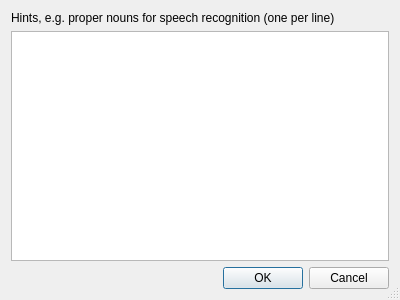
This is kynnconfigdlg.ui in allquixotic/kynnaugh-cc as Qt 5 draws it before an edit. The edited form follows.
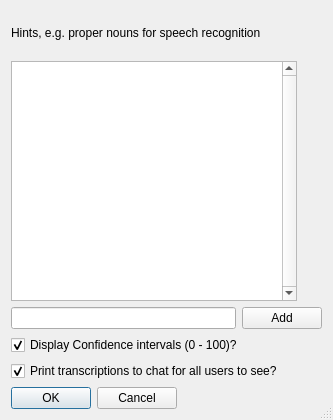
This is the edited form.

Commit message: Continue to work on GUI. DOESN'T COMPILE.

The edit to the form file:
```diff
--- a/kynnconfigdlg.ui
+++ b/kynnconfigdlg.ui
@@ -9,13 +9,16 @@
    <rect>
     <x>0</x>
     <y>0</y>
-    <width>400</width>
-    <height>300</height>
+    <width>333</width>
+    <height>420</height>
    </rect>
   </property>
   <property name="windowTitle">
    <string>Kynnaugh Plugin Settings</string>
   </property>
+  <property name="layoutDirection">
+   <enum>Qt::LeftToRight</enum>
+  </property>
   <property name="sizeGripEnabled">
    <bool>true</bool>
   </property>
@@ -23,18 +26,114 @@
    <bool>true</bool>
   </property>
   <layout class="QGridLayout" name="gridLayout">
-   <item row="1" column="0">
-    <widget class="QListView" name="listView">
-     <property name="sizeAdjustPolicy">
-      <enum>QAbstractScrollArea::AdjustToContents</enum>
-     </property>
-     <property name="resizeMode">
-      <enum>QListView::Adjust</enum>
-     </property>
-    </widget>
+   <item row="0" column="0">
+    <layout class="QVBoxLayout" name="verticalLayout">
+     <item>
+      <widget class="QLabel" name="label">
+       <property name="text">
+        <string>Hints, e.g. proper nouns for speech recognition</string>
+       </property>
+      </widget>
+     </item>
+     <item>
+      <widget class="QListView" name="listHints">
+       <property name="sizePolicy">
+        <sizepolicy hsizetype="MinimumExpanding" vsizetype="MinimumExpanding">
+         <horstretch>0</horstretch>
+         <verstretch>0</verstretch>
+        </sizepolicy>
+       </property>
+       <property name="minimumSize">
+        <size>
+         <width>286</width>
+         <height>240</height>
+        </size>
+       </property>
+       <property name="maximumSize">
+        <size>
+         <width>286</width>
+         <height>240</height>
+        </size>
+       </property>
+       <property name="lineWidth">
+        <number>1</number>
+       </property>
+       <property name="verticalScrollBarPolicy">
+        <enum>Qt::ScrollBarAlwaysOn</enum>
+       </property>
+       <property name="sizeAdjustPolicy">
+        <enum>QAbstractScrollArea::AdjustIgnored</enum>
+       </property>
+       <property name="autoScroll">
+        <bool>false</bool>
+       </property>
+       <property name="alternatingRowColors">
+        <bool>true</bool>
+       </property>
+       <property name="selectionBehavior">
+        <enum>QAbstractItemView::SelectRows</enum>
+       </property>
+       <property name="verticalScrollMode">
+        <enum>QAbstractItemView::ScrollPerItem</enum>
+       </property>
+       <property name="horizontalScrollMode">
+        <enum>QAbstractItemView::ScrollPerItem</enum>
+       </property>
+       <property name="resizeMode">
+        <enum>QListView::Adjust</enum>
+       </property>
+       <property name="selectionRectVisible">
+        <bool>true</bool>
+       </property>
+      </widget>
+     </item>
+     <item>
+      <layout class="QHBoxLayout" name="horizontalLayout">
+       <item>
+        <widget class="QLineEdit" name="txtAdd"/>
+       </item>
+       <item>
+        <widget class="QPushButton" name="btnAdd">
+         <property name="layoutDirection">
+          <enum>Qt::LeftToRight</enum>
+         </property>
+         <property name="text">
+          <string>Add</string>
+         </property>
+        </widget>
+       </item>
+      </layout>
+     </item>
+     <item>
+      <widget class="QCheckBox" name="checkConfidence">
+       <property name="text">
+        <string>Display Confidence intervals (0 - 100)?</string>
+       </property>
+       <property name="checked">
+        <bool>true</bool>
+       </property>
+      </widget>
+     </item>
+     <item>
+      <widget class="QCheckBox" name="checkEcho">
+       <property name="text">
+        <string>Print transcriptions to chat for all users to see?</string>
+       </property>
+       <property name="checked">
+        <bool>true</bool>
+       </property>
+      </widget>
+     </item>
+    </layout>
    </item>
-   <item row="2" column="0">
+   <item row="9" column="0">
     <widget class="QDialogButtonBox" name="buttonBox">
+     <property name="sizePolicy">
+      <sizepolicy hsizetype="Maximum" vsizetype="Fixed">
+       <horstretch>0</horstretch>
+       <verstretch>0</verstretch>
+      </sizepolicy>
+     </property>
      <property name="orientation">
       <enum>Qt::Horizontal</enum>
      </property>
@@ -43,13 +142,6 @@
      </property>
     </widget>
    </item>
-   <item row="0" column="0">
-    <widget class="QLabel" name="label">
-     <property name="text">
-      <string>Hints, e.g. proper nouns for speech recognition (one per line)</string>
-     </property>
-    </widget>
-   </item>
   </layout>
  </widget>
  <resources/>
```
The commit also changes 3 other files.
